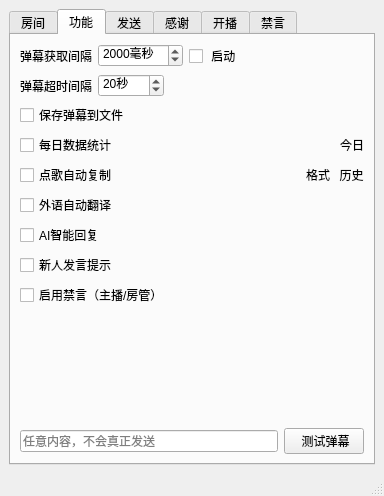
This is mainwindow.ui in iwxyi/Bilibili-MagicalDanmaku as Qt 5 draws it before an edit. The edited form follows.
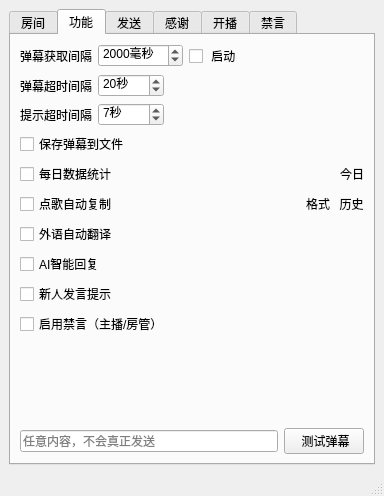
This is the edited form. The open tabs and pages were chosen to show the change.

Commit message: 优化昵称；新增删除提示的间隔

Diff of the .ui file:
```diff
--- a/mainwindow.ui
+++ b/mainwindow.ui
@@ -217,6 +217,46 @@
           </item>
          </layout>
         </item>
+        <item>
+         <layout class="QHBoxLayout" name="horizontalLayout_25">
+          <property name="topMargin">
+           <number>0</number>
+          </property>
+          <item>
+           <widget class="QLabel" name="label_6">
+            <property name="text">
+             <string>提示超时间隔</string>
+            </property>
+           </widget>
+          </item>
+          <item>
+           <widget class="QSpinBox" name="removeDanmakuTipIntervalSpin">
+            <property name="suffix">
+             <string>秒</string>
+            </property>
+            <property name="maximum">
+             <number>3600</number>
+            </property>
+            <property name="value">
+             <number>7</number>
+            </property>
+           </widget>
+          </item>
+          <item>
+           <spacer name="horizontalSpacer_6">
+            <property name="orientation">
+             <enum>Qt::Horizontal</enum>
+            </property>
+            <property name="sizeHint" stdset="0">
+             <size>
+              <width>40</width>
+              <height>20</height>
+             </size>
+            </property>
+           </spacer>
+          </item>
+         </layout>
+        </item>
         <item>
          <layout class="QHBoxLayout" name="horizontalLayout_21">
           <property name="topMargin">
```
Left out of the diff: 2 changed lines with no effect on the pictures. The commit also changes 3 other files.
